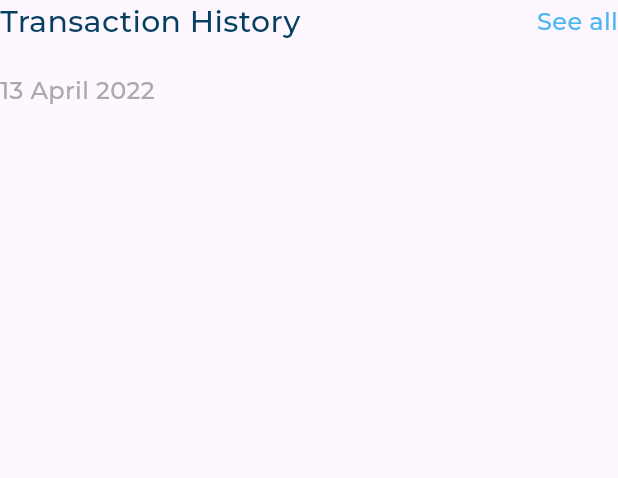
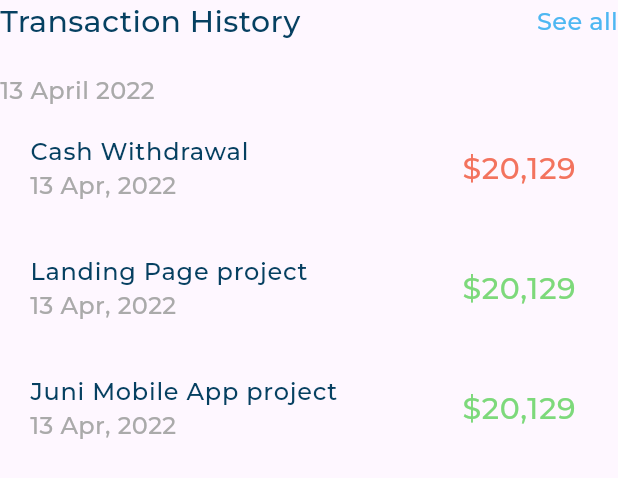
Before and after one commit to Mohamed-Husien/responsive_dash_board, a Flutter app: the TransactionsHistory widget shown alone on an empty page, opened directly, on a phone screen of 412 x 824 dp. Shown: the top 478 px of the screen. Run offline on Flutter 3.47's test engine with Material 3 defaults, Android fonts, the phone set to English and light mode, and no system bars; our stand-ins replace expandable_page_view, flutter_svg; project files that could hold a hidden picture were left out.

Commit message:
transatiuon history part four

```diff
--- /dev/null
+++ b/lib/widgets/transaction_history_list_view.dart
@@ -0,0 +1,33 @@
+import 'package:flutter/material.dart';
+import 'package:responsive_dash_board_app/models/transaction_model.dart';
+import 'package:responsive_dash_board_app/widgets/transaction_item.dart';
+
+class TransactionHistoryListView extends StatelessWidget {
+  const TransactionHistoryListView({super.key});
+  static const items = [
+    TransactionModel(
+        title: "Cash Withdrawal",
+        subTitle: "13 Apr, 2022 ",
+        amount: r"$20,129",
+        isWithDrawal: true),
+    TransactionModel(
+        title: "Landing Page project",
+        subTitle: "13 Apr, 2022 ",
+        amount: r"$20,129",
+        isWithDrawal: false),
+    TransactionModel(
+        title: "Juni Mobile App project",
+        subTitle: "13 Apr, 2022 ",
+        amount: r"$20,129",
+        isWithDrawal: false),
+  ];
+  @override
+  Widget build(BuildContext context) {
+    return ListView.builder(
+        itemCount: items.length,
+        shrinkWrap: true,
+        itemBuilder: (context, index) {
+          return TransactionItem(transactionModel: items[index]);
+        });
+  }
+}
--- a/lib/widgets/transactions_history.dart
+++ b/lib/widgets/transactions_history.dart
@@ -1,6 +1,7 @@
 import 'package:flutter/material.dart';
 import 'package:responsive_dash_board_app/utils/app_styles.dart';
 import 'package:responsive_dash_board_app/widgets/transaction_history_header.dart';
+import 'package:responsive_dash_board_app/widgets/transaction_history_list_view.dart';
 
 class TransactionsHistory extends StatelessWidget {
   const TransactionsHistory({super.key});
@@ -19,6 +20,7 @@ class TransactionsHistory extends StatelessWidget {
           style:
               AppStyle.styleMedium16.copyWith(color: const Color(0xffAAAAAA)),
         ),
+        const TransactionHistoryListView()
       ],
     );
   }
```
